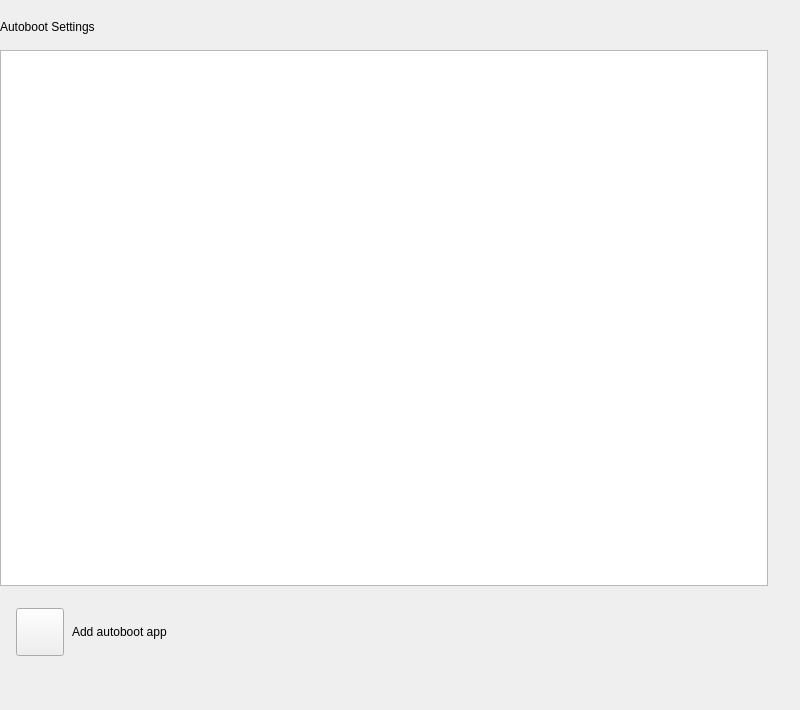
This is plugins/system/autoboot/autoboot.ui in ukui/ukui-control-center as Qt 5 draws it before an edit. The edited form follows.
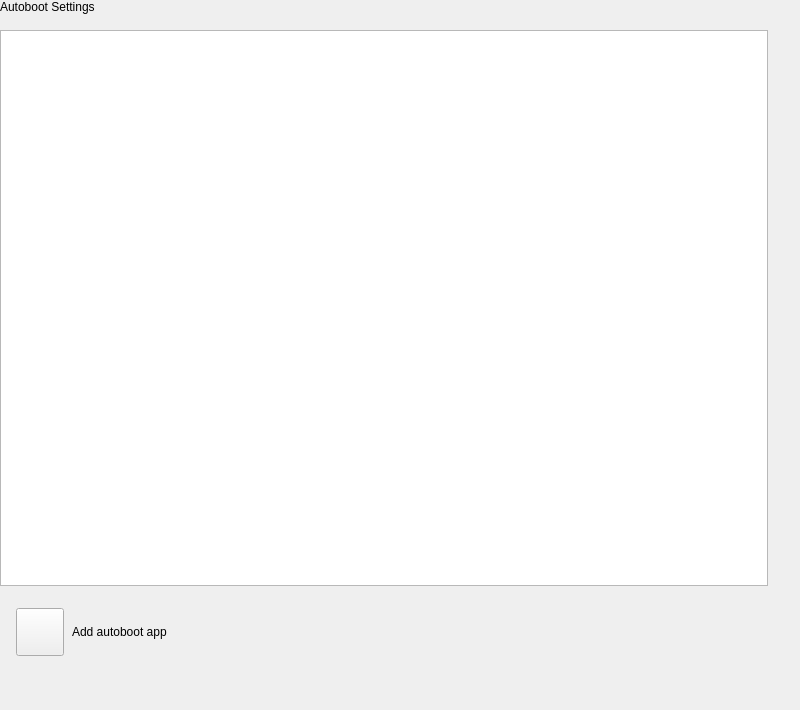
This is the edited form.

Diff of the .ui file:
```diff
--- a/plugins/system/autoboot/autoboot.ui
+++ b/plugins/system/autoboot/autoboot.ui
@@ -33,7 +33,7 @@
     <number>0</number>
    </property>
    <property name="topMargin">
-    <number>20</number>
+    <number>0</number>
    </property>
    <property name="rightMargin">
     <number>32</number>
```
